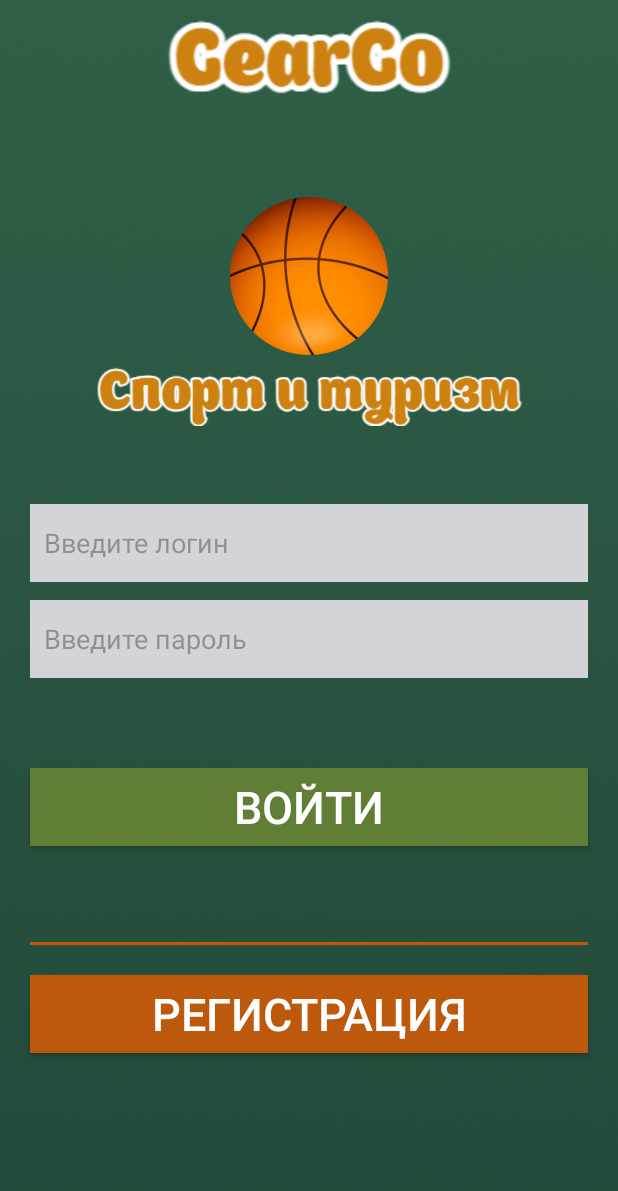
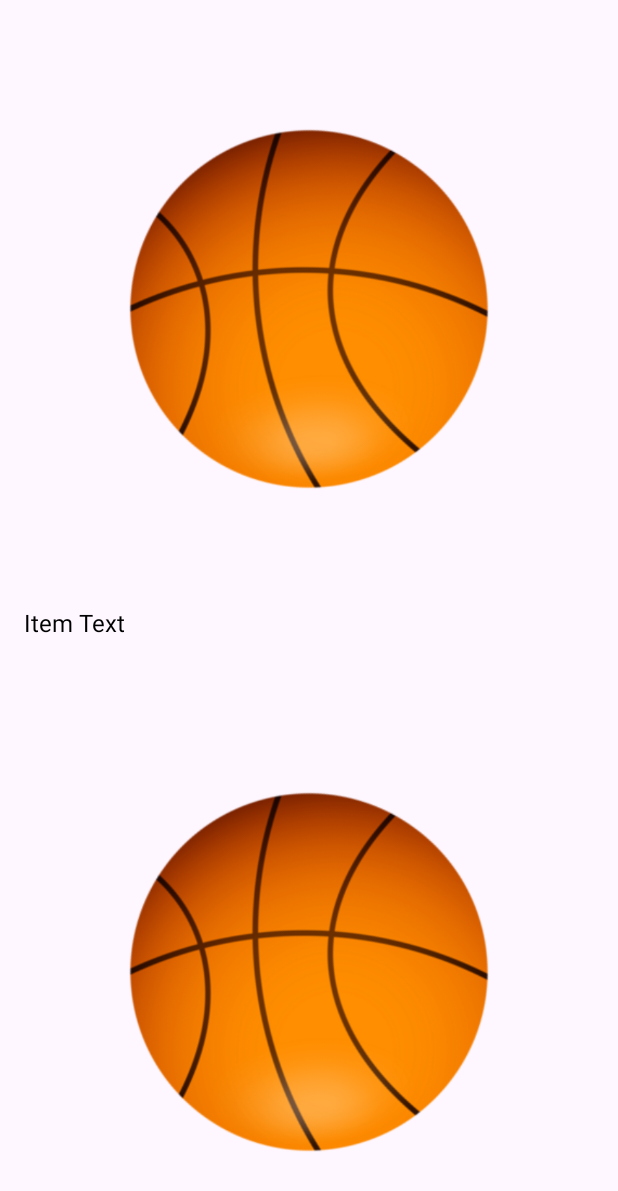
Before and after one commit to MegaDen58/DIPLOM-mobilka, an Android app: the layout activity_main.xml on its own in the app's theme, with its tools: preview values and no code run, on a phone screen of 412 x 824 dp. Shown: the top 1191 px of the screen. Run offline under Robolectric (Android 15) with nearby library versions, the phone set to English and light mode, and no system bars.

Commit message:
сделал базу для карточек с товаром

```diff
--- /dev/null
+++ b/app/src/main/java/com/example/denistoptop/data/MainData.kt
@@ -0,0 +1,3 @@
+package com.example.denistoptop.data
+
+data class MainData(val imageResource: Int, val text: String)
--- a/app/src/main/java/com/example/denistoptop/service/UserService.kt
+++ b/app/src/main/java/com/example/denistoptop/service/UserService.kt
@@ -7,8 +7,7 @@ import retrofit2.http.POST
 
 interface UserService {
     @POST("users/login")
-    fun loginUser(@Body userJson: String): Call<UserDto>
+    fun loginUser(@Body userJson: RequestBody): Call<UserDto>
     @POST("users/register")
-    fun registerUser(@Body user: RequestBody): Call<UserDto>
-
+    fun registerUser(@Body userJson: RequestBody): Call<UserDto>
 }
--- a/app/src/main/res/layout/activity_main.xml
+++ b/app/src/main/res/layout/activity_main.xml
@@ -4,101 +4,13 @@
     xmlns:tools="http://schemas.android.com/tools"
     android:layout_width="match_parent"
     android:layout_height="match_parent"
-    android:background="@drawable/untitled_1"
-    tools:context=".StartActivity">
+    tools:context=".MainActivity">
 
-    <ImageView
-        android:id="@+id/gearGoText"
+    <androidx.recyclerview.widget.RecyclerView
+        android:id="@+id/recyclerView"
         android:layout_width="match_parent"
-        android:layout_height="wrap_content"
-        android:layout_marginLeft="20dp"
-        android:layout_marginRight="20dp"
-        app:layout_constraintEnd_toEndOf="parent"
-        app:layout_constraintTop_toTopOf="parent"
-        app:srcCompat="@drawable/image__2_" />
-
-    <ImageView
-        android:id="@+id/sportAndTourismText"
-        android:layout_width="match_parent"
-        android:layout_height="50dp"
-        android:layout_marginTop="234dp"
-        app:layout_constraintEnd_toEndOf="parent"
-        app:layout_constraintTop_toTopOf="parent"
-        app:srcCompat="@drawable/sportandtourism" />
-
-    <ImageView
-        android:id="@+id/ball"
-        android:layout_width="match_parent"
-        android:layout_height="168dp"
-        android:layout_marginTop="100dp"
-        app:layout_constraintEnd_toEndOf="parent"
-        app:layout_constraintTop_toTopOf="parent"
-        app:srcCompat="@drawable/ball" />
-
-    <EditText
-        android:id="@+id/login"
-        android:layout_width="match_parent"
-        android:layout_height="52dp"
-        android:layout_marginLeft="20dp"
-        android:layout_marginTop="336dp"
-        android:layout_marginRight="20dp"
-        android:background="#d2d4d8"
-        android:hint="Введите логин"
-        android:paddingStart="9dp"
-        app:layout_constraintStart_toStartOf="parent"
-        app:layout_constraintTop_toTopOf="parent" />
-
-    <EditText
-        android:id="@+id/password"
-        android:layout_width="match_parent"
-        android:layout_height="52dp"
-        android:layout_marginLeft="20dp"
-        android:layout_marginTop="400dp"
-        android:layout_marginRight="20dp"
-        android:background="#d2d4d8"
-        android:hint="Введите пароль"
-        android:inputType="textPassword"
-        android:paddingStart="9dp"
-        app:layout_constraintStart_toStartOf="parent"
-        app:layout_constraintTop_toTopOf="parent" />
-
-    <androidx.appcompat.widget.AppCompatButton
-        android:id="@+id/loginButton"
-        android:layout_width="match_parent"
-        android:layout_height="52dp"
-        android:layout_marginLeft="20dp"
-        android:layout_marginTop="512dp"
-        android:layout_marginRight="20dp"
-        android:background="#607e36"
-        android:text="Войти"
-        android:textColor="#FFFFFF"
-        android:textSize="30dp"
-        app:layout_constraintStart_toStartOf="parent"
-        app:layout_constraintTop_toTopOf="parent" />
-
-    <androidx.appcompat.widget.AppCompatButton
-        android:id="@+id/registrationButton"
-        android:layout_width="match_parent"
-        android:layout_height="52dp"
-        android:layout_marginLeft="20dp"
-        android:layout_marginTop="650dp"
-        android:layout_marginRight="20dp"
-        android:background="#bd590d"
-        android:text="Регистрация"
-        android:textColor="#FFFFFF"
-        android:textSize="30dp"
-        app:layout_constraintStart_toStartOf="parent"
-        app:layout_constraintTop_toTopOf="parent" />
-
-    <ImageView
-        android:id="@+id/imageView7"
-        android:layout_width="match_parent"
-        android:layout_height="2dp"
-        android:layout_marginLeft="20dp"
-        android:layout_marginTop="628dp"
-        android:layout_marginRight="20dp"
-        android:foreground="#bd590d"
-        app:layout_constraintStart_toStartOf="parent"
-        app:layout_constraintTop_toTopOf="parent" />
-
+        android:layout_height="match_parent"
+        app:layoutManager="androidx.recyclerview.widget.LinearLayoutManager"
+        tools:listitem="@layout/item_layout"
+        />
 </androidx.constraintlayout.widget.ConstraintLayout>
--- /dev/null
+++ b/app/src/main/res/layout/item_layout.xml
@@ -0,0 +1,25 @@
+<?xml version="1.0" encoding="utf-8"?>
+<LinearLayout xmlns:android="http://schemas.android.com/apk/res/android"
+    android:layout_width="match_parent"
+    android:layout_height="wrap_content"
+    android:orientation="vertical"
+    android:padding="16dp">
+
+    <ImageView
+        android:id="@+id/imageView"
+        android:layout_width="match_parent"
+        android:layout_height="wrap_content"
+        android:src="@drawable/ball"
+        android:scaleType="centerCrop"
+        android:adjustViewBounds="true"
+        android:layout_marginBottom="8dp"/>
+
+    <TextView
+        android:id="@+id/textView"
+        android:layout_width="match_parent"
+        android:layout_height="wrap_content"
+        android:text="Item Text"
+        android:textSize="16sp"
+        android:textColor="@android:color/black" />
+
+</LinearLayout>
--- a/app/src/main/res/values/strings.xml
+++ b/app/src/main/res/values/strings.xml
@@ -43,4 +43,5 @@
         libero vel nunc consequat, quis tincidunt nisl eleifend. Cras bibendum enim a justo luctus
         vestibulum. Fusce dictum libero quis erat maximus, vitae volutpat diam dignissim.
     </string>
+    <string name="title_activity_main">MainActivity</string>
 </resources>
```
Also changed, not shown: app/src/main/AndroidManifest.xml (+7 -1 lines), app/src/main/java/com/example/denistoptop/MainActivity.kt (added, +27 -0 lines), app/src/main/java/com/example/denistoptop/StartActivity.kt (+13 -10 lines), app/src/main/java/com/example/denistoptop/adapter/MainAdapter.kt (added, +31 -0 lines), app/src/main/res/layout/activity_start.xml (added, +104 -0 lines), app/src/main/res/navigation/nav_graph2.xml (added, +28 -0 lines), app/src/main/res/drawable/ski.png (added), app/src/main/res/drawable/tent.png (added).
